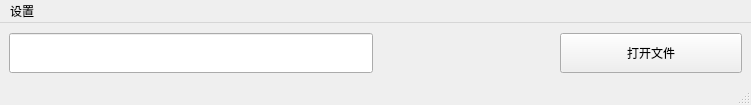
Before: the Qt Designer form window.ui in DWINDT5/udp_app, drawn with Qt 5.
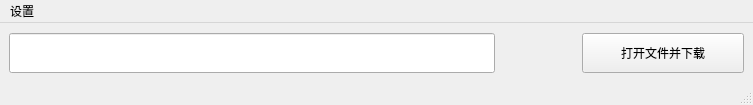
After: the same form once the commit is applied.

Diff of the .ui file:
```diff
--- a/window.ui
+++ b/window.ui
@@ -6,7 +6,7 @@
    <rect>
     <x>0</x>
     <y>0</y>
-    <width>751</width>
+    <width>753</width>
     <height>105</height>
    </rect>
   </property>
@@ -16,7 +16,7 @@
   <widget class="QWidget" name="centralwidget">
    <layout class="QVBoxLayout" name="verticalLayout_2" stretch="1">
     <item>
-     <layout class="QHBoxLayout" name="horizontalLayout" stretch="2,1,1">
+     <layout class="QHBoxLayout" name="horizontalLayout" stretch="6,1,2">
       <item>
        <widget class="QLineEdit" name="fileDir">
         <property name="minimumSize">
@@ -55,7 +55,7 @@
          </size>
         </property>
         <property name="text">
-         <string>打开文件</string>
+         <string>打开文件并下载</string>
         </property>
        </widget>
       </item>
@@ -68,7 +68,7 @@
     <rect>
      <x>0</x>
      <y>0</y>
-     <width>751</width>
+     <width>753</width>
      <height>23</height>
     </rect>
    </property>
```
